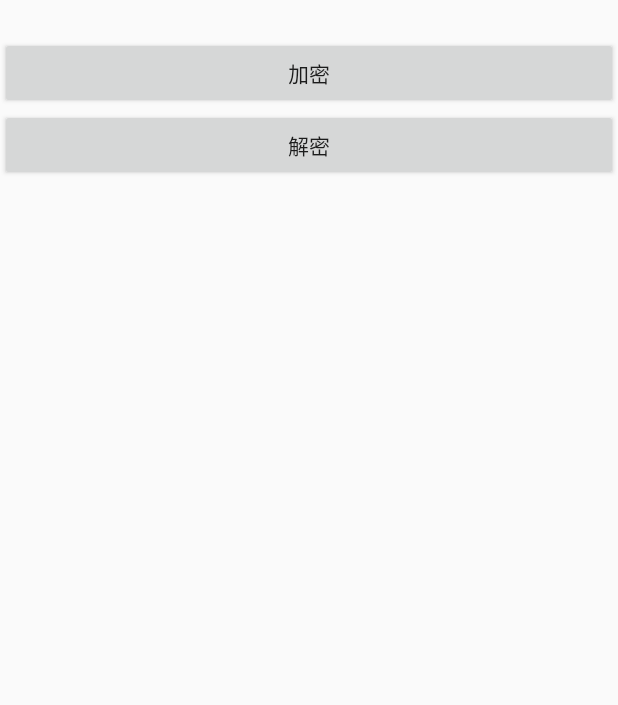
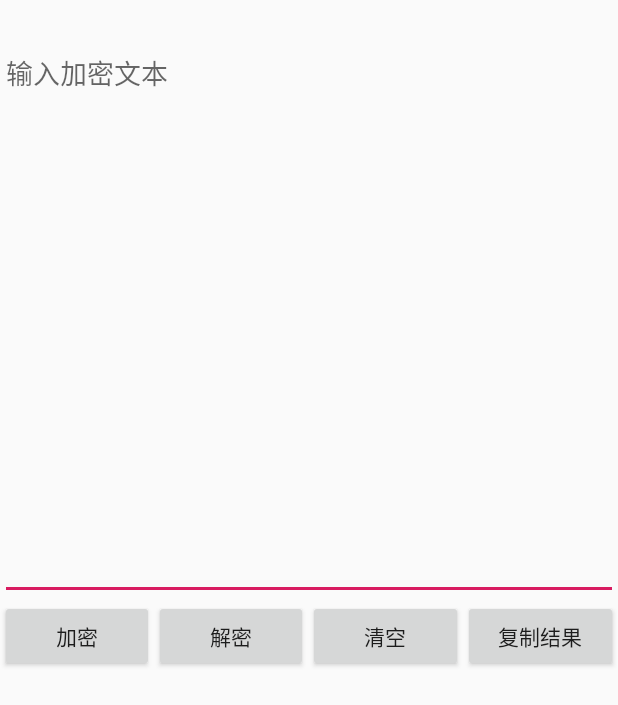
Before and after one commit to Hynsn/AdvDemo, an Android app: the layout activity_mbedtls.xml on its own in the app's theme, with its tools: preview values and no code run, on a phone screen of 412 x 824 dp. Shown: the top 705 px of the screen. Run offline under Robolectric (Android 15) with nearby library versions, the phone set to English and light mode, and no system bars.

Commit message:
完善mbedtls实例

```diff
--- a/app/src/main/java/com/example/customview/TimeLineActivity.java
+++ b/app/src/main/java/com/example/customview/TimeLineActivity.java
@@ -100,6 +100,7 @@ public class TimeLineActivity extends BaseActivity<ActivityTimelineBinding> {
         view.startAnimation(animation);
         view.setVisibility(visible ? View.VISIBLE : View.INVISIBLE);
     }
+
     private StringBuilder mBuilder = new StringBuilder();
     private final int numbLen = 4;
 
--- a/app/src/main/java/com/example/mbedtls/NdkUtil.java
+++ b/app/src/main/java/com/example/mbedtls/AesUtil.java
@@ -1,8 +1,10 @@
 package com.example.mbedtls;
 
-public class NdkUtil {
+public class AesUtil {
     static {
         System.loadLibrary("native-lib");
     }
     public native String version();
+    public native byte[] encrypt(byte[] s,int len);
+    public native byte[] decrypt(byte[] s,int len);
 }
--- a/app/src/main/res/layout/activity_mbedtls.xml
+++ b/app/src/main/res/layout/activity_mbedtls.xml
@@ -12,25 +12,57 @@
         android:layout_width="match_parent"
         android:layout_height="match_parent"
         android:orientation="vertical">
-
         <TextView
             android:id="@+id/tv_version"
             android:layout_width="match_parent"
             android:layout_height="wrap_content"
             android:textSize="18sp" />
-
-        <Button
-            android:id="@+id/btn_maincrash"
+        <EditText
+            android:id="@+id/et_top"
+            android:layout_width="match_parent"
+            android:gravity="top"
+            android:hint="输入加密文本"
+            android:layout_height="0dp"
+            android:layout_weight="1"/>
+        <LinearLayout
             android:layout_width="match_parent"
             android:layout_height="wrap_content"
-            android:onClick="@{Activity.click}"
-            android:text="加密" />
-
-        <Button
-            android:id="@+id/btn_threadcrash"
+            android:orientation="horizontal">
+            <Button
+                android:id="@+id/btn_encrypt"
+                android:layout_weight="1"
+                android:layout_width="0dp"
+                android:layout_height="wrap_content"
+                android:onClick="@{Activity.click}"
+                android:text="加密" />
+            <Button
+                android:id="@+id/btn_decrypt"
+                android:layout_weight="1"
+                android:layout_width="0dp"
+                android:layout_height="wrap_content"
+                android:onClick="@{Activity.click}"
+                android:text="解密" />
+            <Button
+                android:id="@+id/btn_clear"
+                android:layout_weight="1"
+                android:layout_width="0dp"
+                android:layout_height="wrap_content"
+                android:onClick="@{Activity.click}"
+                android:text="清空" />
+            <Button
+                android:id="@+id/btn_copy"
+                android:layout_weight="1"
+                android:layout_width="0dp"
+                android:layout_height="wrap_content"
+                android:onClick="@{Activity.click}"
+                android:text="复制结果" />
+        </LinearLayout>
+        <TextView
+            android:id="@+id/tv_bottom"
+            android:textIsSelectable="true"
+            android:textSize="24sp"
             android:layout_width="match_parent"
-            android:layout_height="wrap_content"
-            android:onClick="@{Activity.click}"
-            android:text="解密" />
+            android:layout_weight="1"
+            android:layout_height="0dp"/>
     </LinearLayout>
 </layout>
```
Also changed, not shown: app/src/main/java/com/example/mbedtls/MbedtlsActivity.java (+44 -2 lines), 2 other files.
